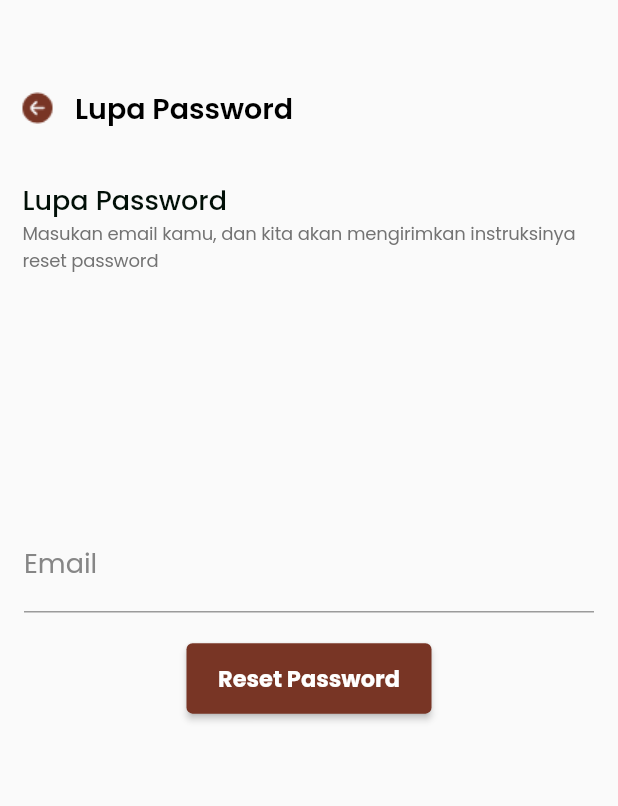
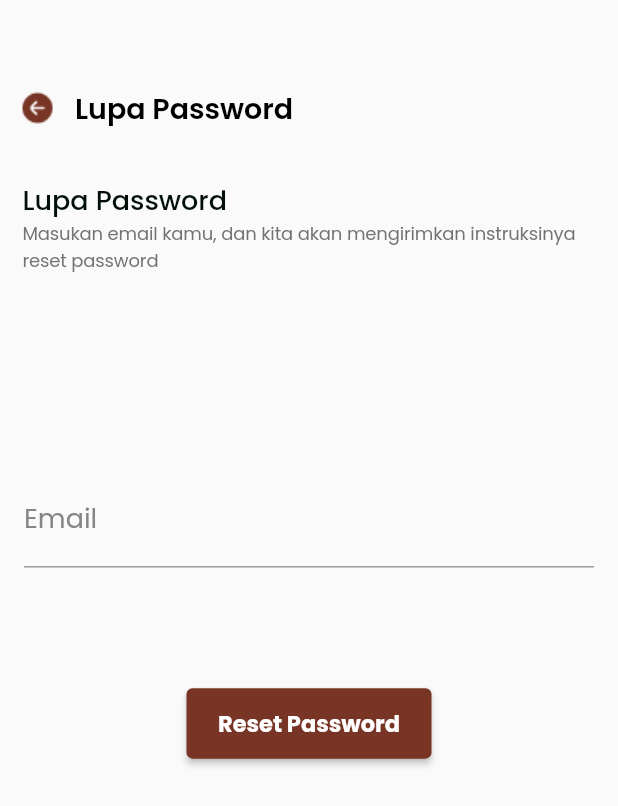
Before and after one commit to S69n250w/flutter_David-Christian-Hui, a Flutter app: the screen it shows after launch, on a phone screen of 412 x 824 dp. Shown: the top 806 px of the screen. Run offline on Flutter 3.47's test engine with Material 2 defaults, Android fonts, the phone set to English and light mode, and no system bars; our stand-ins replace dio, google_fonts.

```diff
--- a/coba2/percobaan2/lib/main.dart
+++ b/coba2/percobaan2/lib/main.dart
@@ -93,10 +93,10 @@ class _ForgotPasswordPageState extends State<ForgotPasswordPage> {
                         fontFamily: GoogleFonts.poppins().fontFamily,
                         color: Color(0xFF868686),
                         fontSize: 18,
-                      )
+                      ),
                     ),
                   ),
-                SizedBox(height: 20),
+                SizedBox(height: 80),
                 ElevatedButton(
                   style: ButtonStyle(
                     backgroundColor: MaterialStateProperty.all<Color>(colorPrimary4),
```
